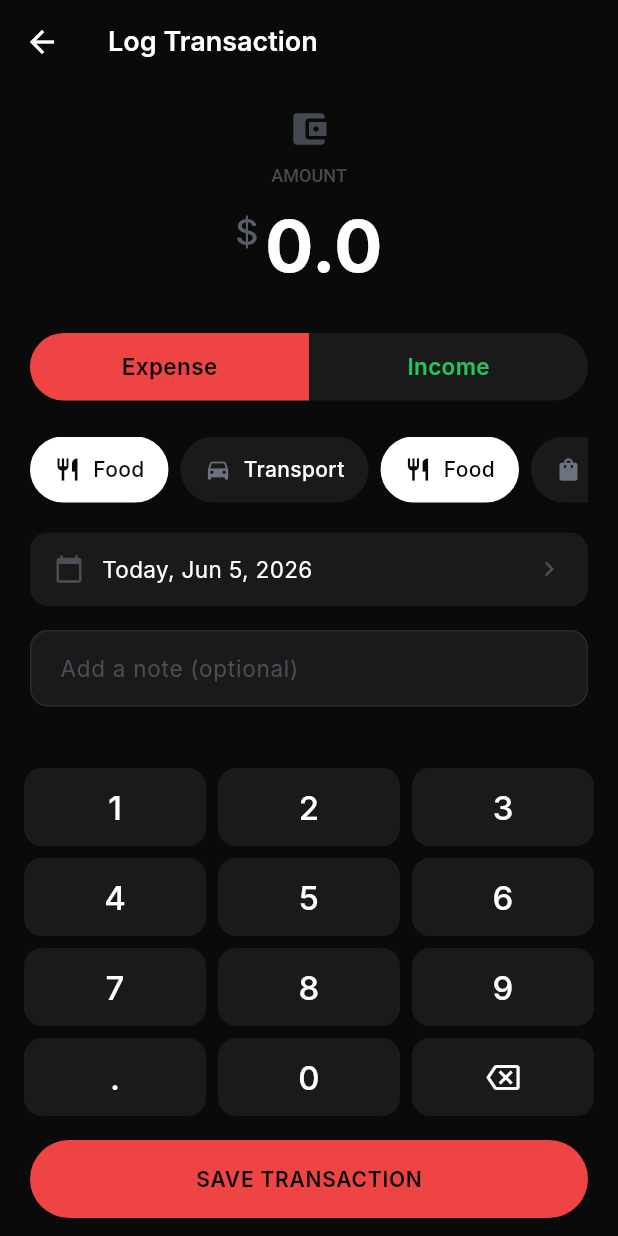
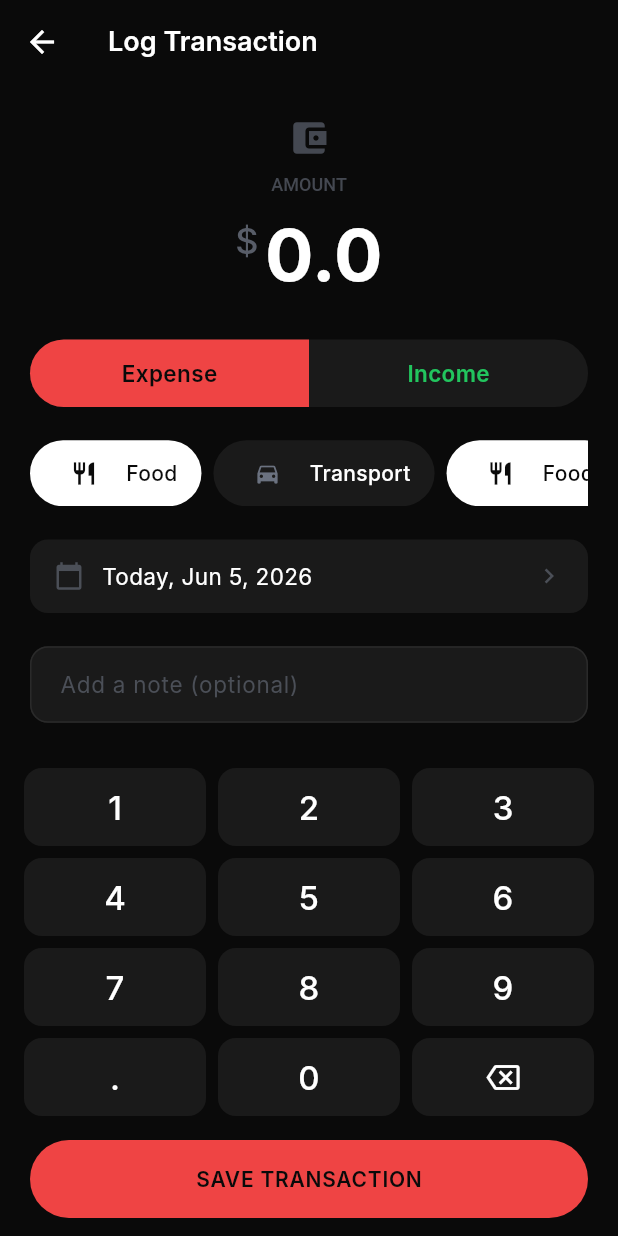
Before and after one commit to Red-swipe/cashbook-test, a Flutter app: the screen it shows after launch, after a tap on "LOG TRANSACTION", on a phone screen of 412 x 824 dp. Run offline on Flutter 3.47's test engine with Material 3 defaults, Android fonts, the phone set to English and light mode, and no system bars; our stand-ins replace csv, fl_chart, pdf, share_plus, shared_preferences, sqflite; accounts and stored records are empty; network calls fail; Roboto replaces fonts that are missing (Inter, JetBrains Mono).

Commit message:
Fix Android build failure and resolve 5 UI/logic bugs
- Align Android build tools with requested versions (AGP 8.11.1, Kotlin 2.2.20, Gradle 8.14).
- Fix horizontal overflow on Home screen summary cards using FittedBox and Expanded.
- Convert Log Transaction screen to a rigid, non-scrollable layout.
- Relocate search feature from Home to Vault with real-time filtering.
- Implement app install date tracking with SharedPreferences and display in Settings.
- Standardize category icons with 40x40 logical pixel boxes.

Co-authored-by: Red-swipe <129591465+Red-swipe@users.noreply.github.com>

```diff
--- a/lib/main.dart
+++ b/lib/main.dart
@@ -1,9 +1,16 @@
 import 'package:flutter/material.dart';
 import 'package:flutter/services.dart';
+import 'package:shared_preferences/shared_preferences.dart';
 import 'app.dart';
 
 void main() async {
   WidgetsFlutterBinding.ensureInitialized();
+
+  final prefs = await SharedPreferences.getInstance();
+  if (!prefs.containsKey('install_date')) {
+    await prefs.setString('install_date', DateTime.now().toIso8601String());
+  }
+
   SystemChrome.setPreferredOrientations([
     DeviceOrientation.portraitUp,
     DeviceOrientation.portraitDown,
--- a/lib/screens/log_transaction/log_transaction_screen.dart
+++ b/lib/screens/log_transaction/log_transaction_screen.dart
@@ -162,42 +162,41 @@ class _LogTransactionScreenState extends State<LogTransactionScreen> {
       ),
       body: SafeArea(
         child: Column(
+          mainAxisAlignment: MainAxisAlignment.spaceBetween,
           children: [
             Expanded(
-              child: SingleChildScrollView(
+              child: Padding(
                 padding: EdgeInsets.symmetric(horizontal: 20),
                 child: Column(
+                  mainAxisAlignment: MainAxisAlignment.spaceEvenly,
                   children: [
-                    SizedBox(height: 16),
                     _AmountDisplay(
                       symbol: symbol,
                       display: _displayAmount,
                     ),
-                    SizedBox(height: 24),
                     _TypeToggle(
                       isExpense: _isExpense,
                       onToggle: (v) => setState(() => _isExpense = v),
                     ),
-                    SizedBox(height: 24),
                     _CategorySelector(
                       categories: context.read<SettingsProvider>().categories,
                       selected: _selectedCategory,
                       onSelected: (c) => setState(() => _selectedCategory = c),
                     ),
-                    SizedBox(height: 20),
                     _DateField(
                       display: _formatDate(_selectedDate),
                       onTap: _pickDate,
                     ),
-                    SizedBox(height: 16),
                     _DescriptionField(
                       controller: _descriptionController,
                     ),
-                    SizedBox(height: 16),
                   ],
                 ),
               ),
             ),
+            Column(
+              mainAxisSize: MainAxisSize.min,
+              children: [
                 _Numpad(
                   onDigitTap: _onDigitTap,
                   onBackspace: _onBackspace,
@@ -209,6 +208,8 @@ class _LogTransactionScreenState extends State<LogTransactionScreen> {
                     isEditing: _isEditing,
                     onTap: _saveTransaction,
                   ),
+                ),
+              ],
             ),
           ],
         ),
@@ -393,12 +394,18 @@ class _CategorySelector extends StatelessWidget {
               ),
               child: Row(
                 children: [
-                  Icon(
+                  SizedBox(
+                    width: 40,
+                    height: 40,
+                    child: Center(
+                      child: Icon(
                         icon,
                         size: 18,
                         color: isSelected
                             ? context.background
                             : context.textSecondary,
+                      ),
+                    ),
                   ),
                   SizedBox(width: 8),
                   Text(
--- a/lib/screens/settings/settings_screen.dart
+++ b/lib/screens/settings/settings_screen.dart
@@ -1,5 +1,7 @@
 import 'package:flutter/material.dart';
 import 'package:provider/provider.dart';
+import 'package:intl/intl.dart';
+import 'package:shared_preferences/shared_preferences.dart';
 import '../../theme/app_colors.dart';
 import '../../theme/colored_context.dart';
 import '../../providers/settings_provider.dart';
@@ -13,6 +15,16 @@ import 'categories_screen.dart';
 
 class SettingsScreen extends StatelessWidget {
   const SettingsScreen({super.key});
+
+  Future<String> _getInstallDate() async {
+    final prefs = await SharedPreferences.getInstance();
+    final dateStr = prefs.getString('install_date');
+    if (dateStr != null) {
+      final date = DateTime.parse(dateStr);
+      return DateFormat('dd MMM yyyy').format(date);
+    }
+    return 'N/A';
+  }
 
   @override
   Widget build(BuildContext context) {
@@ -47,10 +59,15 @@ class SettingsScreen extends StatelessWidget {
                 subtitle: sp.username,
                 onTap: () => _editUsername(context, sp),
               ),
-              SettingsTile(
-                leading: Icons.calendar_today,
-                title: 'Install Date',
-                subtitle: 'N/A',
+              FutureBuilder<String>(
+                future: _getInstallDate(),
+                builder: (context, snapshot) {
+                  return SettingsTile(
+                    leading: Icons.calendar_today,
+                    title: 'Install Date',
+                    subtitle: snapshot.hasData ? 'Member since: ${snapshot.data}' : 'Loading...',
+                  );
+                },
               ),
             ],
           ),
--- a/lib/screens/vault/vault_screen.dart
+++ b/lib/screens/vault/vault_screen.dart
@@ -18,6 +18,7 @@ class VaultScreen extends StatefulWidget {
 
 class _VaultScreenState extends State<VaultScreen> {
   String _selectedCategory = 'All';
+  String _searchQuery = '';
   late DateTime _rangeStart;
   late DateTime _rangeEnd;
 
@@ -37,6 +38,15 @@ class _VaultScreenState extends State<VaultScreen> {
 
     if (_selectedCategory != 'All') {
       result = result.where((t) => t.category == _selectedCategory).toList();
+    }
+
+    if (_searchQuery.isNotEmpty) {
+      final query = _searchQuery.toLowerCase();
+      result = result.where((t) {
+        final description = t.description?.toLowerCase() ?? '';
+        final category = t.category.toLowerCase();
+        return description.contains(query) || category.contains(query);
+      }).toList();
     }
 
     result.sort((a, b) => b.date.compareTo(a.date));
@@ -276,6 +286,28 @@ class _VaultScreenState extends State<VaultScreen> {
       child: Column(
         children: [
           _VaultTopBar(),
+          Padding(
+            padding: EdgeInsets.fromLTRB(20, 0, 20, 16),
+            child: TextField(
+              onChanged: (value) => setState(() => _searchQuery = value),
+              style: TextStyle(color: context.text),
+              decoration: InputDecoration(
+                hintText: 'Search transactions...',
+                hintStyle: TextStyle(
+                  color: context.textSecondary.withValues(alpha: 0.5),
+                ),
+                prefixIcon: Icon(Icons.search,
+                    color: context.textSecondary.withValues(alpha: 0.5)),
+                filled: true,
+                fillColor: Color(0xFF1A1A1A),
+                contentPadding: EdgeInsets.symmetric(horizontal: 20),
+                border: OutlineInputBorder(
+                  borderRadius: BorderRadius.circular(100),
+                  borderSide: BorderSide.none,
+                ),
+              ),
+            ),
+          ),
           Expanded(
             child: Consumer<TransactionProvider>(
               builder: (context, tp, _) {
@@ -368,6 +400,7 @@ class _VaultScreenState extends State<VaultScreen> {
                         _EmptyFilterState(
                           onClear: () => setState(() {
                             _selectedCategory = 'All';
+                            _searchQuery = '';
                             final now = DateTime.now();
                             _rangeStart = DateTime(now.year, now.month, 1);
                             _rangeEnd = DateTime(now.year, now.month + 1, 0);
@@ -543,7 +576,13 @@ class _VaultTransactionItem extends StatelessWidget {
         ),
         child: Row(
           children: [
-            Icon(icon, color: context.textSecondary, size: 22),
+            SizedBox(
+              width: 40,
+              height: 40,
+              child: Center(
+                child: Icon(icon, color: context.textSecondary, size: 22),
+              ),
+            ),
             SizedBox(width: 14),
             Expanded(
               child: Column(
--- a/pubspec.yaml
+++ b/pubspec.yaml
@@ -19,7 +19,7 @@ publish_to: 'none' # Remove this line if you wish to publish to pub.dev
 version: 1.0.0+1
 
 environment:
-  sdk: ^3.12.1
+  sdk: ^3.11.0
 
 # Dependencies specify other packages that your package needs in order to work.
 # To automatically upgrade your package dependencies to the latest versions
@@ -42,6 +42,7 @@ dependencies:
   pdf: ^3.10.7
   permission_handler: ^12.0.3
   http: ^1.6.0
+  shared_preferences: ^2.5.5
 
 dev_dependencies:
   flutter_test:
```
Also changed, not shown: lib/screens/home/home_screen.dart (+21 -9 lines), pubspec.lock, 1 other file. Lines whose indentation alone changed are shown as unchanged.
